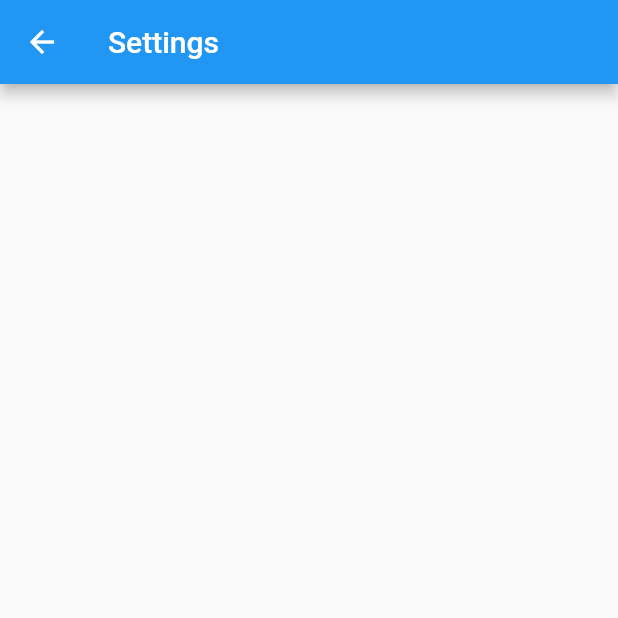
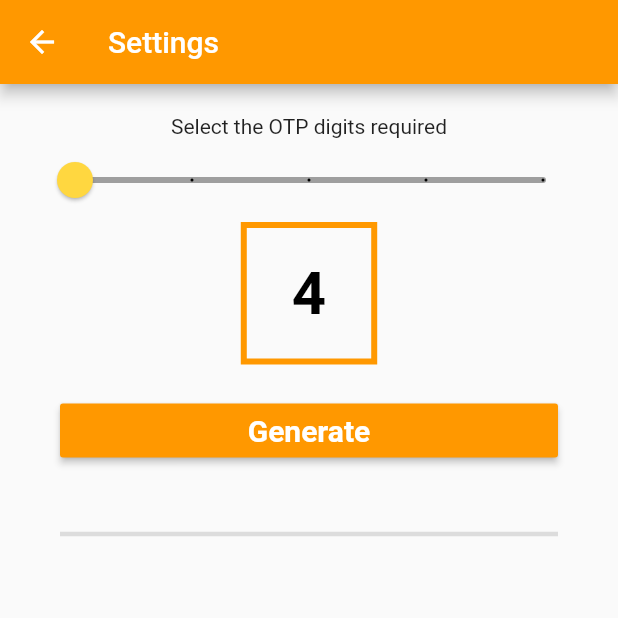
Before and after one commit to NaagAlgates/OTPFlutter, a Flutter app: the OtpHomePage screen opened by its route, after a tap on the "settings" icon, on a phone screen of 412 x 824 dp, the top half of it. Run offline on Flutter 3.47's test engine with Material 2 defaults, Android fonts, the phone set to English and light mode, and no system bars; our stand-ins replace bloc, equatable.

Commit message:
added slide bar for otp digits

```diff
--- a/lib/main.dart
+++ b/lib/main.dart
@@ -13,7 +13,7 @@ class MyApp extends StatelessWidget {
         primaryColor: Colors.blueAccent,
         visualDensity: VisualDensity.adaptivePlatformDensity,
       ),
-      initialRoute: '/',
+      initialRoute: '/settings',
       debugShowCheckedModeBanner: false,
       onGenerateRoute: RouteGenerator.generateRoute,
     );
--- a/lib/pages/settings_page.dart
+++ b/lib/pages/settings_page.dart
@@ -1,17 +1,93 @@
 import 'package:flutter/material.dart';
 
-class SettingsPage extends StatelessWidget {
+class SettingsPage extends StatefulWidget {
+  SettingsPage({Key key}) : super(key: key);
 
-  SettingsPage({Key key}):super(key: key);
+  @override
+  _SettingsPageState createState() => _SettingsPageState();
+}
+
+class _SettingsPageState extends State<SettingsPage> {
+  var _value = 4.0;
 
   @override
   Widget build(BuildContext context) {
     return Scaffold(
       appBar: AppBar(
-        backgroundColor: Colors.blue,
+        backgroundColor: Colors.orange,
         title: Text('Settings'),
       ),
-      body: Container(
+      body: SingleChildScrollView(
+        child: Padding(
+          padding: const EdgeInsets.all(20.0),
+          child: Column(
+            mainAxisSize: MainAxisSize.max,
+            mainAxisAlignment: MainAxisAlignment.start,
+            children: [
+              Text('Select the OTP digits required'),
+              SliderTheme(
+                  data: SliderTheme.of(context).copyWith(
+                    activeTrackColor: Colors.orange,
+                    inactiveTrackColor: Colors.grey,
+                    trackShape: RoundedRectSliderTrackShape(),
+                    trackHeight: 4.0,
+                    thumbShape: RoundSliderThumbShape(enabledThumbRadius: 12.0),
+                    thumbColor: Colors.amberAccent,
+                    overlayColor: Colors.amber.withAlpha(32),
+                    overlayShape: RoundSliderOverlayShape(overlayRadius: 28.0),
+                    tickMarkShape: RoundSliderTickMarkShape(),
+                    activeTickMarkColor: Colors.amber[700],
+                    inactiveTickMarkColor: Colors.black,
+                    valueIndicatorShape: PaddleSliderValueIndicatorShape(),
+                    valueIndicatorColor: Colors.amberAccent,
+                    valueIndicatorTextStyle: TextStyle(
+                      color: Colors.black,
+                    ),
+                  ),
+                  child: Slider(
+                    min: 4.0,
+                    max: 6.0,
+                    divisions: _value.toInt().round(),
+                    label: '${_value.round()}',
+                    value: _value,
+                    onChanged: (value) {
+                      setState(() {
+                        print(value);
+                        _value = value;
+                      });
+                    },
+                  )),
+              Container(
+                child: Padding(
+                  padding: const EdgeInsets.only(left: 30,right: 30,top: 20,bottom: 20),
+                  child: Text(
+                    _value.toInt().round().toString(),
+                    style: TextStyle(
+                        fontSize: 40.0,
+                        fontWeight: FontWeight.bold,
+                        color: Colors.black,),
+                  ),
+                ),
+                decoration: BoxDecoration(border: Border.all(
+                  color: Colors.orange, //                   <--- border color
+                  width: 4.0,
+                ),
+              ),),
+              Padding(
+                padding: const EdgeInsets.all(20.0),
+                child: MaterialButton(
+                  child: Text('Generate',style: TextStyle(color: Colors.white,fontSize: 20.0,fontWeight: FontWeight.bold),),
+                  color: Colors.orange,
+                  minWidth: MediaQuery.of(context).size.width,
+                    onPressed: ()=>print('generate otp')),
+              ),
+              Padding(
+                padding: const EdgeInsets.all(20.0),
+                child: Divider(height: 10.0, thickness: 3.0),
+              )
+            ],
+          ),
+        ),
       ),
     );
   }
```
